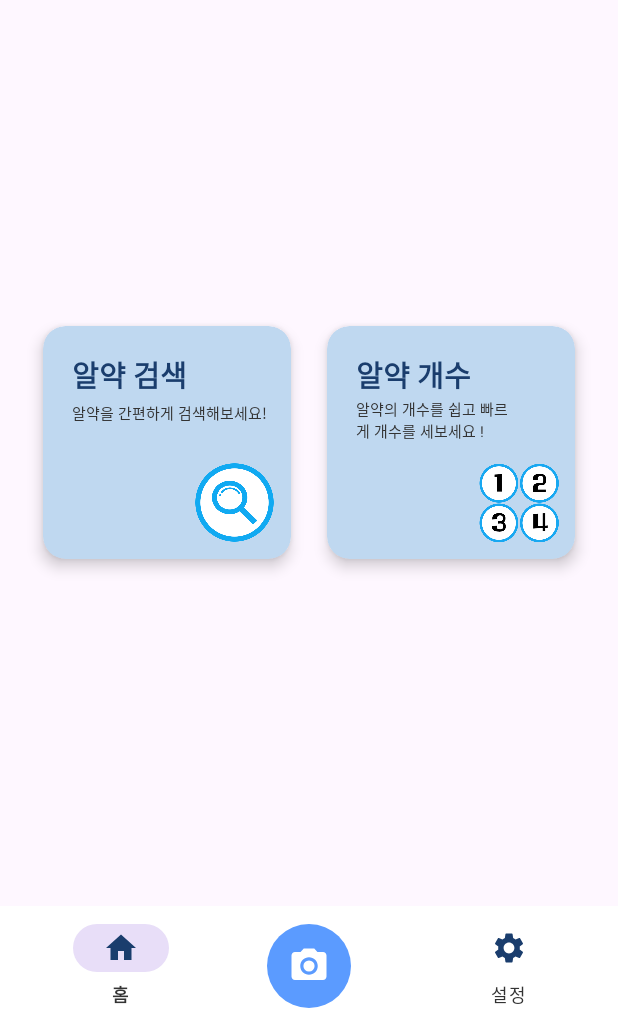
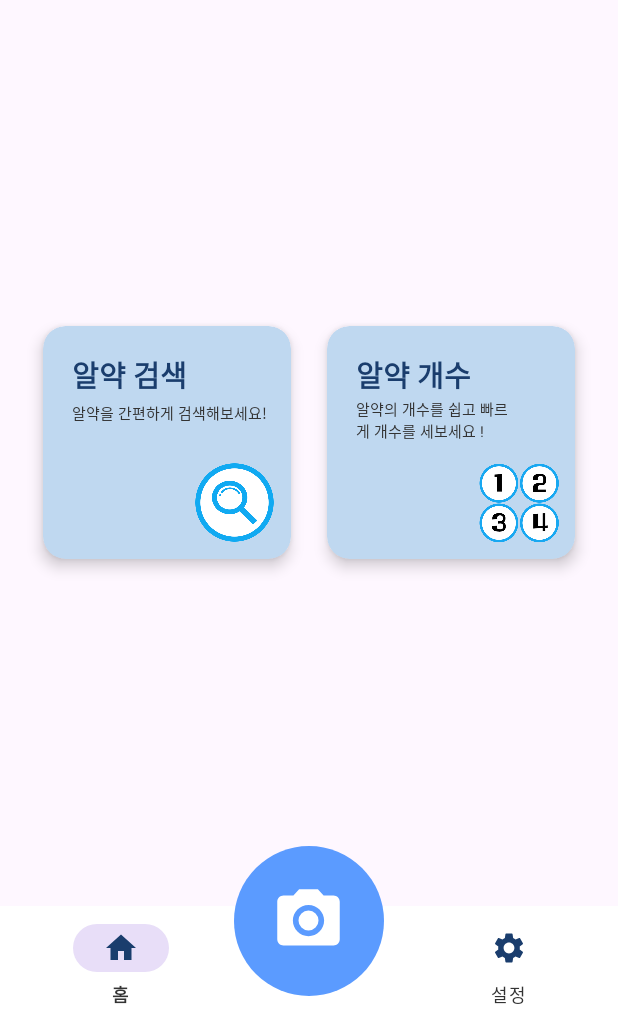
Before and after one commit to ckals413/checkPill, an Android app: the screen it shows after launch (HomeActivity), item 2 of the bottom bar chosen, on a phone screen of 412 x 824 dp, the part 210-1236 px from its top. Run offline under Robolectric (Android 15) with nearby library versions, the phone set to English and light mode, and no system bars.

Commit message:
FEAT: FAB 버튼 부분 변경

```diff
--- a/app/src/main/java/com/example/checkpill/HomeActivity.kt
+++ b/app/src/main/java/com/example/checkpill/HomeActivity.kt
@@ -64,7 +64,7 @@ class HomeActivity : AppCompatActivity() {
 
     private fun setupSearchFab() {
         binding.searchFab.setOnClickListener {
-            startPillSearch()
+            startPillCount()
         }
     }
 
--- a/app/src/main/res/layout/activity_home.xml
+++ b/app/src/main/res/layout/activity_home.xml
@@ -41,14 +41,18 @@
     <!-- 플로팅 액션 버튼 -->
     <com.google.android.material.floatingactionbutton.FloatingActionButton
         android:id="@+id/searchFab"
-        android:layout_width="56dp"
-        android:layout_height="56dp"
+        android:layout_width="100dp"
+        android:layout_height="100dp"
         android:contentDescription="약 검색"
         android:src="@drawable/ic_camera"
+        android:scaleType="center"
         app:backgroundTint="#5B9BFF"
         app:tint="@android:color/white"
-        app:maxImageSize="28dp"
+        app:maxImageSize="50dp"
+        app:fabCustomSize="100dp"
+        app:useCompatPadding="false"
         app:shapeAppearanceOverlay="@style/ShapeAppearance.Material3.Corner.Full"
-        app:layout_anchor="@id/bottomAppBar" />
+        app:layout_anchor="@id/bottomAppBar"
+        android:layout_marginBottom="30dp"/>
 
 </androidx.coordinatorlayout.widget.CoordinatorLayout>
```
